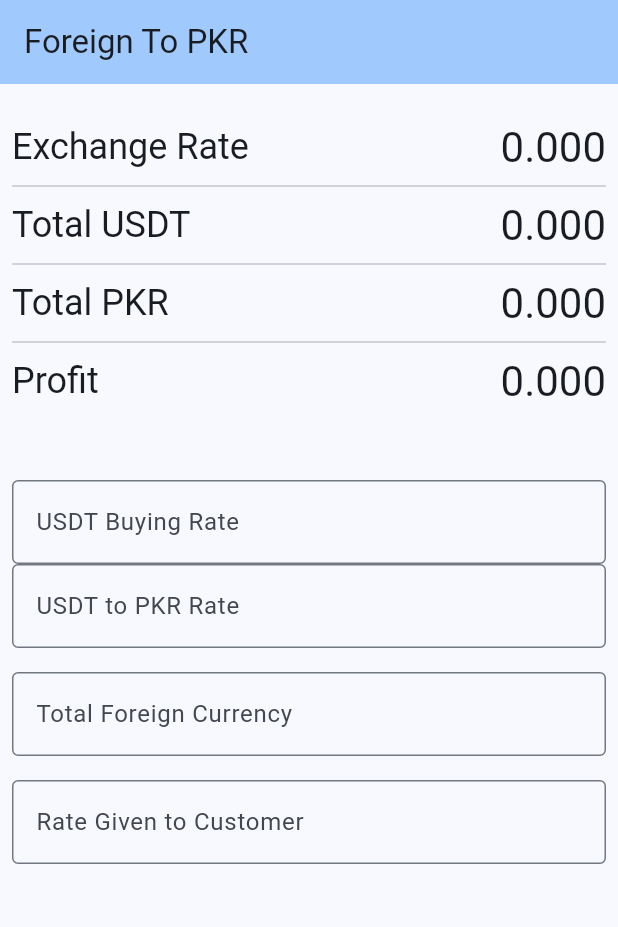
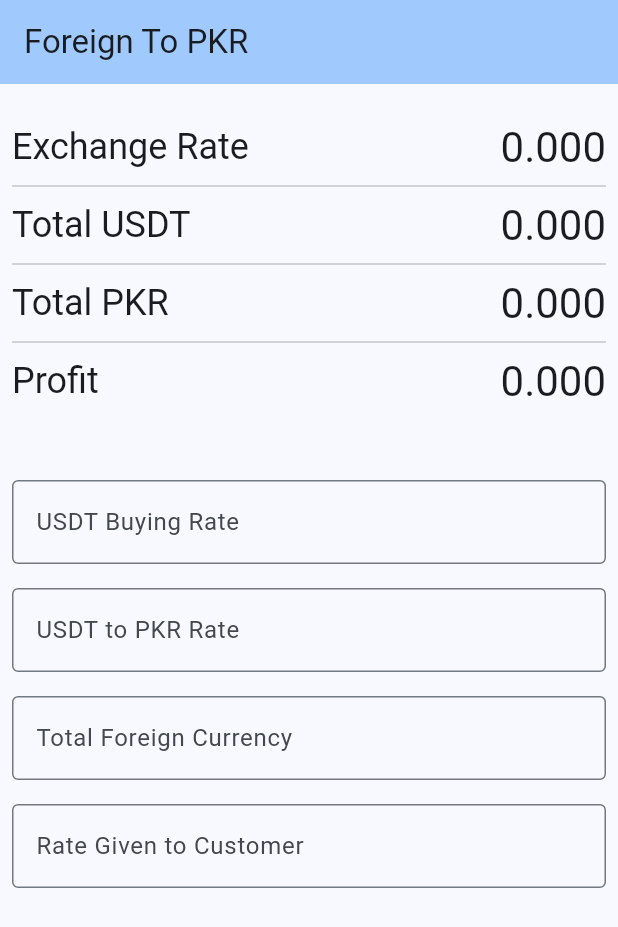
Before and after one commit to s4-ali/currency_exchange_calculator, a Flutter app: the screen it shows after launch, on a phone screen of 412 x 824 dp. Shown: the top 927 px of the screen. Run offline on Flutter 3.47's test engine with Material 2 defaults, Android fonts, the phone set to English and light mode, and no system bars.

Commit message:
Revert "Added decimals in keyboard for iphone + better string to double parsing"

```diff
--- a/lib/main.dart
+++ b/lib/main.dart
@@ -58,17 +58,6 @@ class _MyHomePageState extends State<MyHomePage> {
 
   @override
   Widget build(BuildContext context) {
-    const padding16 = SizedBox(height: 16);
-    const padding48 = SizedBox(height: 48);
-    const keyboardType =
-        TextInputType.numberWithOptions(decimal: true, signed: false);
-    InputDecoration decoration(String label) {
-      return InputDecoration(
-        border: const OutlineInputBorder(),
-        labelText: label,
-      );
-    }
-
     return Scaffold(
       appBar: AppBar(
         backgroundColor: Theme.of(context).colorScheme.inversePrimary,
@@ -86,7 +75,9 @@ class _MyHomePageState extends State<MyHomePage> {
               child: Column(
                 mainAxisAlignment: MainAxisAlignment.start,
                 children: <Widget>[
-                  padding16,
+                  const SizedBox(
+                    height: 16,
+                  ),
                   LabeledValue(label: "Exchange Rate", value: exchangeRate),
                   const Divider(),
                   LabeledValue(label: "Total USDT", value: totalUSDT),
@@ -94,30 +85,50 @@ class _MyHomePageState extends State<MyHomePage> {
                   LabeledValue(label: "Total PKR", value: totalPKR),
                   const Divider(),
                   LabeledValue(label: "Profit", value: profit),
-                  padding48,
+                  const SizedBox(
+                    height: 48,
+                  ),
                   TextField(
                     controller: usdtBuyingRateController,
-                    keyboardType: keyboardType,
-                    decoration: decoration('USDT Buying Rate'),
+                    keyboardType: TextInputType.number,
+                    decoration: const InputDecoration(
+                      border: OutlineInputBorder(),
+                      labelText: 'USDT Buying Rate',
+                    ),
+                  ),
+                  const SizedBox(
+                    height: 16,
                   ),
                   TextField(
                     controller: usdtToPkrRateController,
-                    keyboardType: keyboardType,
-                    decoration: decoration('USDT to PKR Rate'),
+                    keyboardType: TextInputType.number,
+                    decoration: const InputDecoration(
+                      border: OutlineInputBorder(),
+                      labelText: 'USDT to PKR Rate',
+                    ),
                   ),
-                  padding16,
+                  const SizedBox(
+                    height: 16,
+                  ),
                   TextField(
                     controller: foreignCurrencyController,
-                    keyboardType: keyboardType,
-                    decoration: decoration('Total Foreign Currency'),
+                    keyboardType: TextInputType.number,
+                    decoration: const InputDecoration(
+                      border: OutlineInputBorder(),
+                      labelText: 'Total Foreign Currency',
+                    ),
                   ),
-                  padding16,
+                  const SizedBox(
+                    height: 16,
+                  ),
                   TextField(
                     controller: rateProvidedController,
-                    keyboardType: keyboardType,
-                    decoration: decoration('Rate Given to Customer'),
+                    keyboardType: TextInputType.number,
+                    decoration: const InputDecoration(
+                      border: OutlineInputBorder(),
+                      labelText: 'Rate Given to Customer',
+                    ),
                   ),
-                  padding48,
                 ],
               ),
             ),
@@ -127,22 +138,40 @@ class _MyHomePageState extends State<MyHomePage> {
     );
   }
 
+  bool get totalForeignCurrencyProvided {
+    final result = foreignCurrencyController.text.isNotEmpty &&
+        foreignCurrencyController.text != "0";
+    print(
+        "totalForeignCurrencyProvided: $result => text.isNotEmpty: ${foreignCurrencyController.text.isNotEmpty} text != '0': ${foreignCurrencyController.text != '0'}");
+    return result;
+  }
+
+  bool get rateGivenToCustomerProvided {
+    final result = rateProvidedController.text.isNotEmpty &&
+        rateProvidedController.text != "0";
+    print(
+        "rateGivenToCustomerProvided: $result => text.isNotEmpty: ${rateProvidedController.text.isNotEmpty} text != '0': ${rateProvidedController.text != '0'}");
+    return result;
+  }
+
   void onValuesUpdated() {
     try {
-      final usdtBuyingPrice =
-          double.tryParse(usdtBuyingRateController.text) ?? 0;
+      final usdtBuyingPrice = double.parse(usdtBuyingRateController.text);
       final foreignPrice = 1 / usdtBuyingPrice;
-      final totalForeign = double.tryParse(foreignCurrencyController.text) ?? 0;
+      final totalForeign = double.parse(foreignCurrencyController.text);
       totalUSDT = totalForeign * foreignPrice;
-
-      final usdtToPkr = double.tryParse(usdtToPkrRateController.text) ?? 0;
+      final usdtToPkr = double.parse(usdtToPkrRateController.text);
       totalPKR = totalUSDT * usdtToPkr;
       exchangeRate = usdtToPkr / usdtBuyingPrice;
-
-      final rateProvided = double.tryParse(rateProvidedController.text) ?? 0;
-      profit = rateProvided == 0 ? 0 : totalPKR - (totalForeign * rateProvided);
+      if (rateGivenToCustomerProvided) {
+        final rateProvided = double.parse(rateProvidedController.text);
+        profit = totalPKR - (totalForeign * rateProvided);
+        print(profit);
+      } else {
+        print("rate not provided");
+      }
     } catch (e) {
-      //TODO: Handle this
+      print("calculation failed: $e");
     } finally {
       setState(() {});
     }
```
